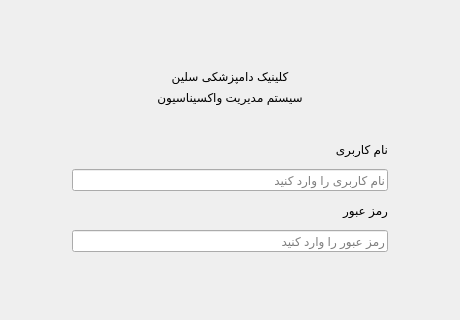
First picture: the form in logindialog.ui, repository Mohoya7/veterinary-vaccination-system, before the edit; both pictures show x 0 to 460 and y 0 to 320 of the 460 by 580 pixel window.
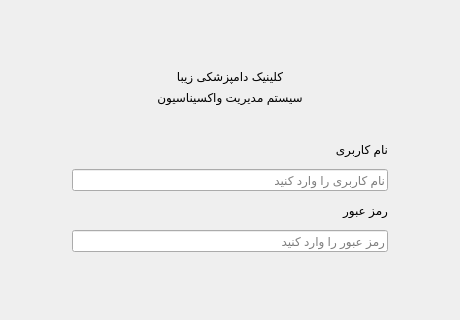
Second picture: the form after the edit.

The edit to the form file:
```diff
--- a/logindialog.ui
+++ b/logindialog.ui
@@ -31,7 +31,7 @@
       </item>
       <item>
        <widget class="QLabel" name="titleLabel">
-        <property name="text"><string>کلینیک دامپزشکی سلین</string></property>
+        <property name="text"><string>کلینیک دامپزشکی زیبا</string></property>
         <property name="alignment"><set>Qt::AlignCenter</set></property>
        </widget>
       </item>
```
